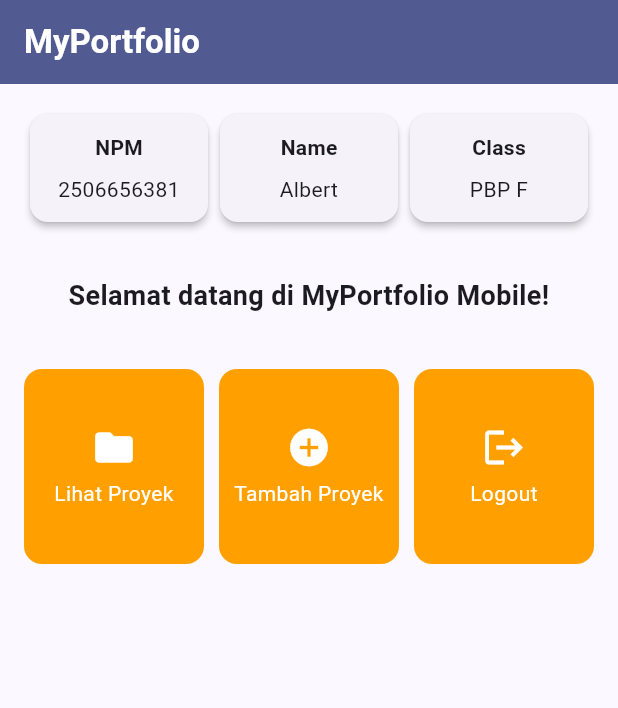
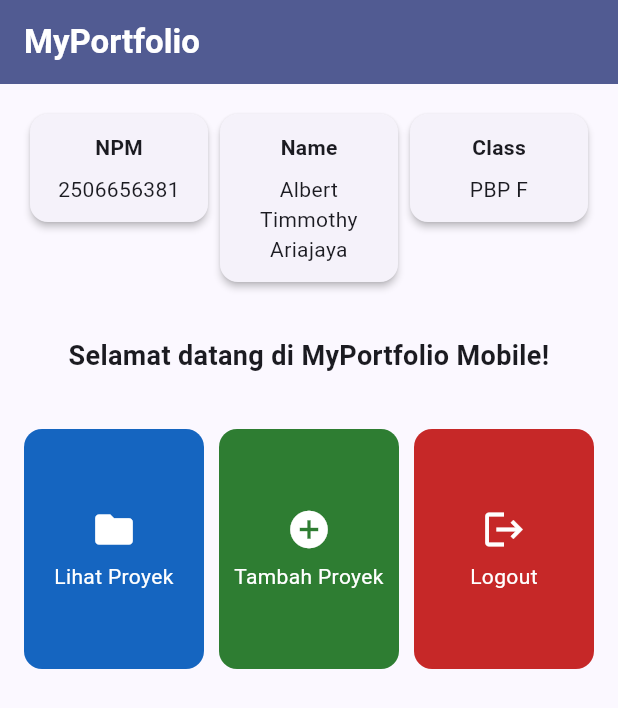
Before and after one commit to Albert-Timmothy/myportofolio_mobile, a Flutter app: the screen it shows after launch, on a phone screen of 412 x 824 dp. Shown: the top 708 px of the screen. Run offline on Flutter 3.47's test engine with Material 3 defaults, Android fonts, the phone set to English and light mode, and no system bars.

Commit message:
feat: sesuaikan identitas, warna kartu, dan tampilan layar kecil

```diff
--- a/lib/menu.dart
+++ b/lib/menu.dart
@@ -4,13 +4,13 @@ class MyHomePage extends StatelessWidget {
   const MyHomePage({super.key});
 
   final String npm = '2506656381';
-  final String nama = 'Albert';
+  final String nama = 'Albert Timmothy Ariajaya';
   final String kelas = 'PBP F';
 
   static const List<ItemHomepage> items = [
-    ItemHomepage('Lihat Proyek', Icons.folder),
-    ItemHomepage('Tambah Proyek', Icons.add_circle),
-    ItemHomepage('Logout', Icons.logout),
+    ItemHomepage('Lihat Proyek', Icons.folder, Color(0xFF1565C0)),
+    ItemHomepage('Tambah Proyek', Icons.add_circle, Color(0xFF2E7D32)),
+    ItemHomepage('Logout', Icons.logout, Color(0xFFC62828)),
   ];
 
   @override
@@ -55,7 +55,7 @@ class MyHomePage extends StatelessWidget {
               crossAxisCount: 3,
               crossAxisSpacing: 10,
               mainAxisSpacing: 10,
-              mainAxisExtent: 130,
+              mainAxisExtent: 160,
               padding: const EdgeInsets.symmetric(vertical: 20),
               shrinkWrap: true,
               physics: const NeverScrollableScrollPhysics(),
@@ -96,7 +96,10 @@ class ItemHomepage {
   final String name;
   final IconData icon;
 
-  const ItemHomepage(this.name, this.icon);
+  // Warna merupakan data tiap menu, bukan percabangan di widget kartu.
+  final Color color;
+
+  const ItemHomepage(this.name, this.icon, this.color);
 }
 
 class ItemCard extends StatelessWidget {
@@ -106,9 +109,8 @@ class ItemCard extends StatelessWidget {
 
   @override
   Widget build(BuildContext context) {
-    final colors = Theme.of(context).colorScheme;
     return Material(
-      color: colors.secondary,
+      color: item.color,
       borderRadius: BorderRadius.circular(12),
       clipBehavior: Clip.antiAlias,
       child: InkWell(
@@ -126,12 +128,12 @@ class ItemCard extends StatelessWidget {
           child: Column(
             mainAxisAlignment: MainAxisAlignment.center,
             children: [
-              Icon(item.icon, color: colors.onSecondary, size: 30),
+              Icon(item.icon, color: Colors.white, size: 30),
               const SizedBox(height: 6),
               Text(
                 item.name,
                 textAlign: TextAlign.center,
-                style: TextStyle(color: colors.onSecondary),
+                style: TextStyle(color: Colors.white),
               ),
             ],
           ),
```
Also changed, not shown: 1 other file.
